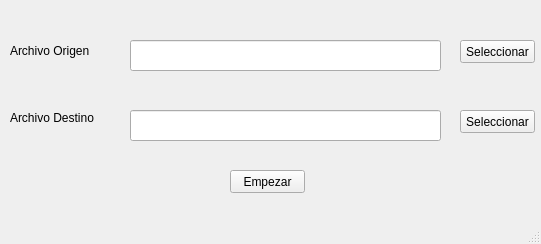
Above: Qt gui version code/mainwindow.ui from jbcgames/Informatica-proyecto-iii before the change. Below: the same form after it.
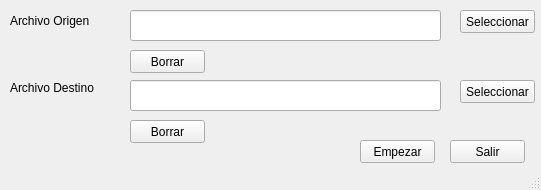
That is the form after the change.

The edit to the form file:
```diff
--- a/Qt gui version code/mainwindow.ui
+++ b/Qt gui version code/mainwindow.ui
@@ -7,13 +7,13 @@
     <x>0</x>
     <y>0</y>
     <width>541</width>
-    <height>244</height>
+    <height>190</height>
    </rect>
   </property>
   <property name="minimumSize">
    <size>
-    <width>540</width>
-    <height>244</height>
+    <width>0</width>
+    <height>0</height>
    </size>
   </property>
   <property name="maximumSize">
@@ -33,7 +33,7 @@
     <property name="geometry">
      <rect>
       <x>460</x>
-      <y>40</y>
+      <y>10</y>
       <width>75</width>
       <height>23</height>
      </rect>
@@ -46,7 +46,7 @@
     <property name="geometry">
      <rect>
       <x>460</x>
-      <y>110</y>
+      <y>80</y>
       <width>75</width>
       <height>23</height>
      </rect>
@@ -58,8 +58,8 @@
    <widget class="QPushButton" name="btempezar">
     <property name="geometry">
      <rect>
-      <x>230</x>
-      <y>170</y>
+      <x>360</x>
+      <y>140</y>
       <width>75</width>
       <height>23</height>
      </rect>
@@ -72,7 +72,7 @@
     <property name="geometry">
      <rect>
       <x>10</x>
-      <y>40</y>
+      <y>10</y>
       <width>91</width>
       <height>21</height>
      </rect>
@@ -85,7 +85,7 @@
     <property name="geometry">
      <rect>
       <x>10</x>
-      <y>110</y>
+      <y>80</y>
       <width>91</width>
       <height>16</height>
      </rect>
@@ -98,27 +98,33 @@
     <property name="geometry">
      <rect>
       <x>130</x>
-      <y>40</y>
+      <y>10</y>
       <width>311</width>
       <height>31</height>
      </rect>
     </property>
+    <property name="readOnly">
+     <bool>true</bool>
+    </property>
    </widget>
    <widget class="QLineEdit" name="txtsalida">
     <property name="geometry">
      <rect>
       <x>130</x>
-      <y>110</y>
+      <y>80</y>
       <width>311</width>
       <height>31</height>
      </rect>
     </property>
+    <property name="readOnly">
+     <bool>true</bool>
+    </property>
    </widget>
    <widget class="QLabel" name="seleccioncorrecta">
     <property name="geometry">
      <rect>
-      <x>130</x>
-      <y>80</y>
+      <x>210</x>
+      <y>50</y>
       <width>301</width>
       <height>16</height>
      </rect>
@@ -130,8 +136,8 @@
    <widget class="QLabel" name="seleccioncorrecta_2">
     <property name="geometry">
      <rect>
-      <x>130</x>
-      <y>150</y>
+      <x>210</x>
+      <y>120</y>
       <width>301</width>
       <height>16</height>
      </rect>
@@ -143,8 +149,8 @@
    <widget class="QLabel" name="seleccioncorrecta_3">
     <property name="geometry">
      <rect>
-      <x>140</x>
-      <y>200</y>
+      <x>30</x>
+      <y>150</y>
       <width>301</width>
       <height>16</height>
      </rect>
@@ -153,6 +159,45 @@
      <string/>
     </property>
    </widget>
+   <widget class="QPushButton" name="pushButton">
+    <property name="geometry">
+     <rect>
+      <x>130</x>
+      <y>50</y>
+      <width>75</width>
+      <height>23</height>
+     </rect>
+    </property>
+    <property name="text">
+     <string>Borrar</string>
+    </property>
+   </widget>
+   <widget class="QPushButton" name="pushButton_2">
+    <property name="geometry">
+     <rect>
+      <x>130</x>
+      <y>120</y>
+      <width>75</width>
+      <height>23</height>
+     </rect>
+    </property>
+    <property name="text">
+     <string>Borrar</string>
+    </property>
+   </widget>
+   <widget class="QPushButton" name="pushButton_3">
+    <property name="geometry">
+     <rect>
+      <x>450</x>
+      <y>140</y>
+      <width>75</width>
+      <height>23</height>
+     </rect>
+    </property>
+    <property name="text">
+     <string>Salir</string>
+    </property>
+   </widget>
   </widget>
   <widget class="QStatusBar" name="statusbar"/>
  </widget>
```
